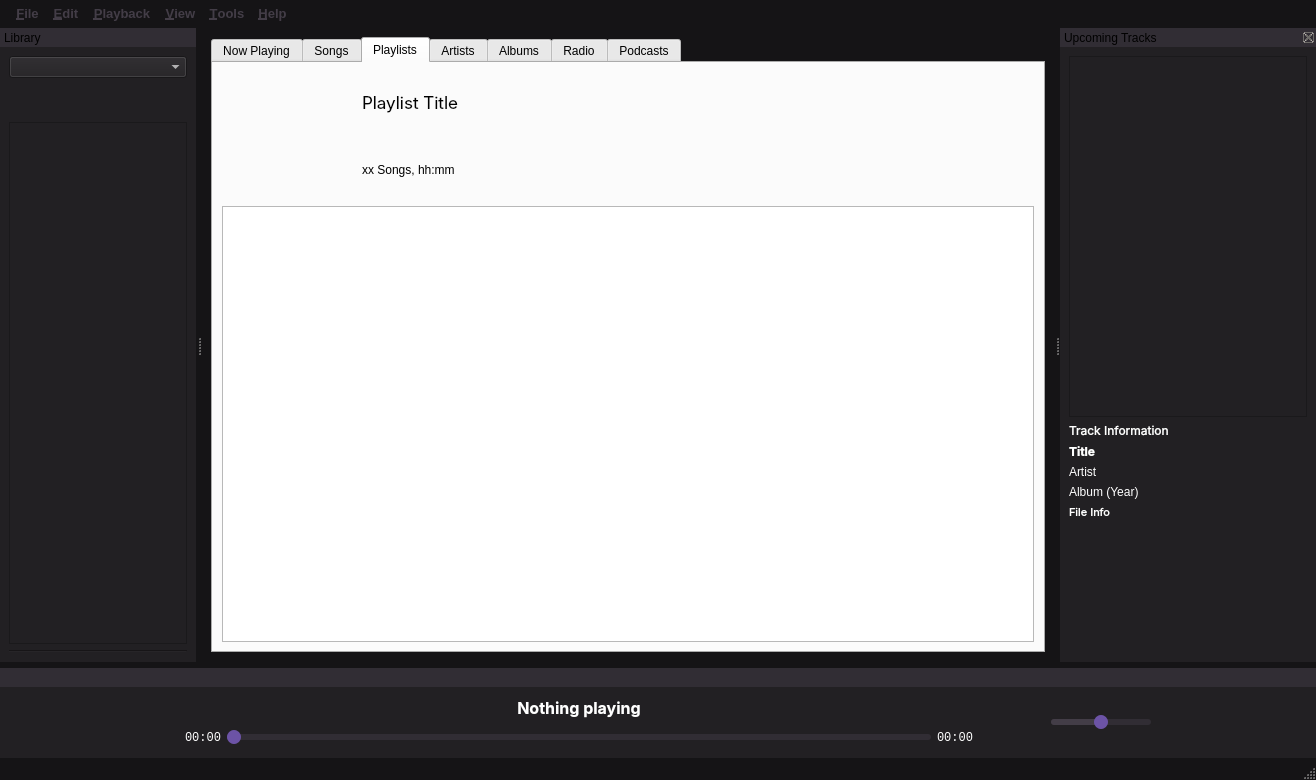
Before: the Qt Designer form player.ui in music-hive-dev/MusicHive, drawn with Qt 5.
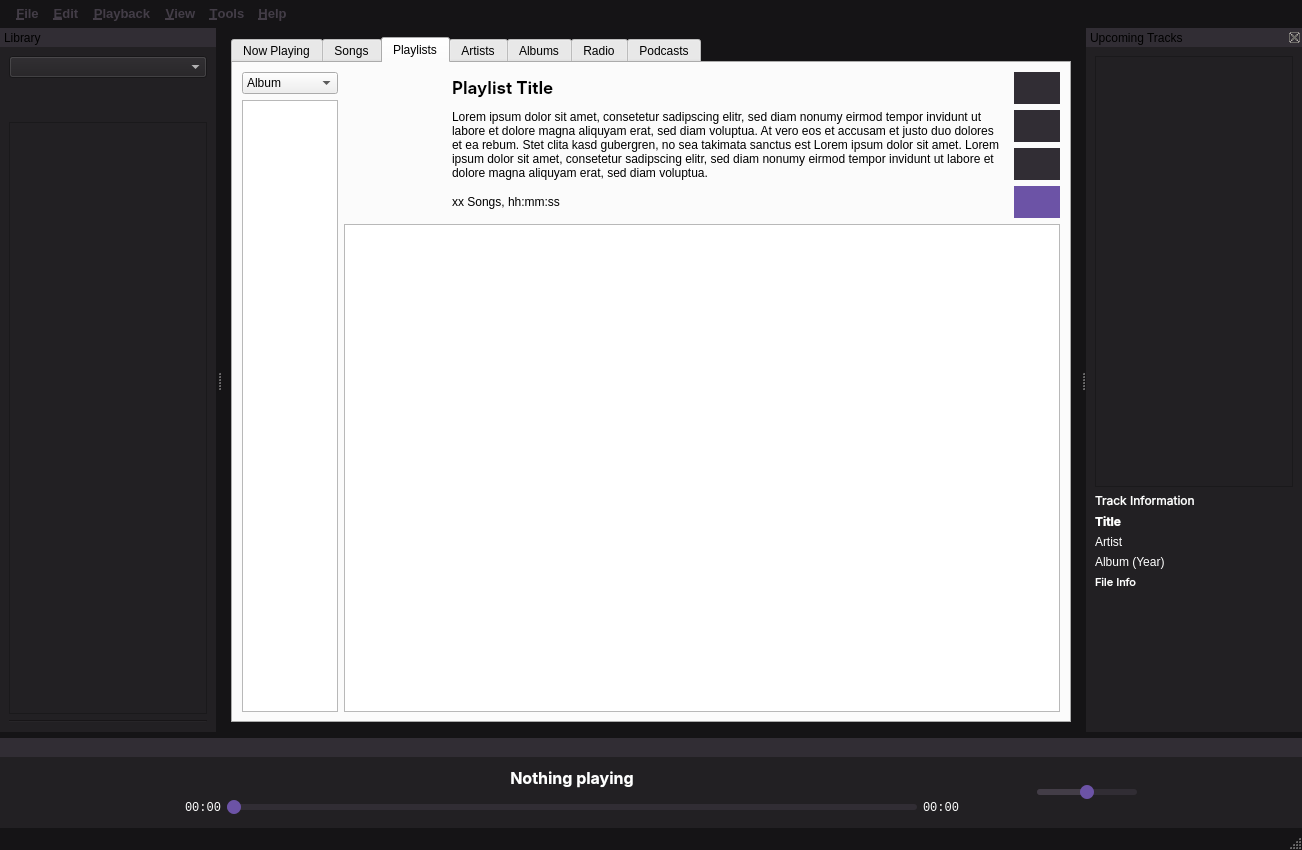
After: the same form once the commit is applied. The open tabs and pages were chosen to show the change. Icons and pictures are not drawn.

Diff of the .ui file:
```diff
--- a/player.ui
+++ b/player.ui
@@ -6,8 +6,8 @@
    <rect>
     <x>0</x>
     <y>0</y>
-    <width>1316</width>
-    <height>780</height>
+    <width>1302</width>
+    <height>850</height>
    </rect>
   </property>
   <property name="minimumSize">
@@ -767,22 +767,95 @@
        </attribute>
        <layout class="QVBoxLayout" name="verticalLayout_12">
         <item>
-         <layout class="QHBoxLayout" name="horizontalLayout_9">
+         <layout class="QHBoxLayout" name="horizontalLayout_10">
+          <property name="leftMargin">
+           <number>0</number>
+          </property>
           <property name="topMargin">
+           <number>0</number>
+          </property>
+          <item>
+           <layout class="QVBoxLayout" name="verticalLayout_14">
+            <property name="rightMargin">
+             <number>0</number>
+            </property>
+            <item>
+             <widget class="QComboBox" name="thisComboBox">
+              <item>
+               <property name="text">
+                <string>Album</string>
+               </property>
+              </item>
+              <item>
+               <property name="text">
+                <string>Album Artist</string>
+               </property>
+              </item>
+              <item>
+               <property name="text">
+                <string>Artist</string>
+               </property>
+              </item>
+              <item>
+               <property name="text">
+                <string>Decade</string>
+               </property>
+              </item>
+              <item>
+               <property name="text">
+                <string>Genre</string>
+               </property>
+              </item>
+              <item>
+               <property name="text">
+                <string>Year</string>
+               </property>
+              </item>
+             </widget>
+            </item>
+            <item>
+             <widget class="QListView" name="thisList">
+              <property name="maximumSize">
+               <size>
+                <width>256</width>
+                <height>16777215</height>
+               </size>
+              </property>
+             </widget>
+            </item>
+           </layout>
+          </item>
+          <item>
+           <layout class="QVBoxLayout" name="verticalLayout_13">
+            <property name="topMargin">
+             <number>0</number>
+            </property>
+            <property name="bottomMargin">
+             <number>0</number>
+            </property>
+            <item>
+             <layout class="QHBoxLayout" name="horizontalLayout_9" stretch="0,0,1,0,0">
+              <property name="sizeConstraint">
+               <enum>QLayout::SizeConstraint::SetFixedSize</enum>
+              </property>
+              <property name="topMargin">
+               <number>0</number>
+              </property>
+              <property name="rightMargin">
            <number>0</number>
           </property>
           <item>
            <widget class="QLabel" name="playlistsTabIcon">
             <property name="minimumSize">
              <size>
-              <width>128</width>
-              <height>128</height>
+                  <width>96</width>
+                  <height>96</height>
              </size>
             </property>
             <property name="maximumSize">
              <size>
-              <width>128</width>
-              <height>128</height>
+                  <width>96</width>
+                  <height>96</height>
              </size>
             </property>
             <property name="cursor">
@@ -826,6 +899,7 @@
                <font>
                 <family>Inter</family>
                 <pointsize>13</pointsize>
+                    <bold>true</bold>
                </font>
               </property>
               <property name="text">
@@ -836,22 +910,156 @@
               </property>
              </widget>
             </item>
+                <item>
+                 <widget class="QLabel" name="playlistsTabDescription">
+                  <property name="sizePolicy">
+                   <sizepolicy hsizetype="Fixed" vsizetype="Maximum">
+                    <horstretch>0</horstretch>
+                    <verstretch>0</verstretch>
+                   </sizepolicy>
+                  </property>
+                  <property name="maximumSize">
+                   <size>
+                    <width>16777215</width>
+                    <height>96</height>
+                   </size>
+                  </property>
+                  <property name="text">
+                   <string>Lorem ipsum dolor sit amet, consetetur sadipscing elitr, sed diam nonumy eirmod tempor invidunt ut labore et dolore magna aliquyam erat, sed diam voluptua. At vero eos et accusam et justo duo dolores et ea rebum. Stet clita kasd gubergren, no sea takimata sanctus est Lorem ipsum dolor sit amet. Lorem ipsum dolor sit amet, consetetur sadipscing elitr, sed diam nonumy eirmod tempor invidunt ut labore et dolore magna aliquyam erat, sed diam voluptua. </string>
+                  </property>
+                  <property name="wordWrap">
+                   <bool>true</bool>
+                  </property>
+                 </widget>
+                </item>
             <item>
              <widget class="QLabel" name="playlistsTabStats">
               <property name="cursor">
                <cursorShape>ArrowCursor</cursorShape>
               </property>
               <property name="text">
-               <string>xx Songs, hh:mm</string>
+                   <string>xx Songs, hh:mm:ss</string>
               </property>
              </widget>
             </item>
            </layout>
           </item>
-         </layout>
-        </item>
+              <item>
+               <spacer name="horizontalSpacer_7">
+                <property name="orientation">
+                 <enum>Qt::Orientation::Horizontal</enum>
+                </property>
+                <property name="sizeHint" stdset="0">
+                 <size>
+                  <width>6</width>
+                  <height>20</height>
+                 </size>
+                </property>
+               </spacer>
+              </item>
+              <item>
+               <layout class="QVBoxLayout" name="verticalLayout_9">
+                <property name="rightMargin">
+                 <number>0</number>
+                </property>
+                <item>
+                 <widget class="QPushButton" name="playlistEditButton">
+                  <property name="sizePolicy">
+                   <sizepolicy hsizetype="Fixed" vsizetype="Fixed">
+                    <horstretch>0</horstretch>
+                    <verstretch>0</verstretch>
+                   </sizepolicy>
+                  </property>
+                  <property name="text">
+                   <string/>
+                  </property>
+                  <property name="icon">
+                   <iconset>
+                    <normalon>assets/pencil.svg</normalon>
+                   </iconset>
+                  </property>
+                 </widget>
+                </item>
+                <item>
+                 <widget class="QPushButton" name="playlistLockButton">
+                  <property name="sizePolicy">
+                   <sizepolicy hsizetype="Fixed" vsizetype="Fixed">
+                    <horstretch>0</horstretch>
+                    <verstretch>0</verstretch>
+                   </sizepolicy>
+                  </property>
+                  <property name="text">
+                   <string/>
+                  </property>
+                  <property name="icon">
+                   <iconset>
+                    <normaloff>assets/lock.svg</normaloff>assets/lock.svg</iconset>
+                  </property>
+                  <property name="checkable">
+                   <bool>true</bool>
+                  </property>
+                 </widget>
+                </item>
+                <item>
+                 <widget class="QPushButton" name="playlistColumnsButton">
+                  <property name="sizePolicy">
+                   <sizepolicy hsizetype="Fixed" vsizetype="Fixed">
+                    <horstretch>0</horstretch>
+                    <verstretch>0</verstretch>
+                   </sizepolicy>
+                  </property>
+                  <property name="toolTip">
+                   <string>Choose the table's columns</string>
+                  </property>
+                  <property name="text">
+                   <string/>
+                  </property>
+                  <property name="icon">
+                   <iconset>
+                    <normaloff>assets/columns-3-cog.svg</normaloff>assets/columns-3-cog.svg</iconset>
+                  </property>
+                 </widget>
+                </item>
+                <item>
+                 <widget class="QPushButton" name="playlistFilterButton">
+                  <property name="sizePolicy">
+                   <sizepolicy hsizetype="Fixed" vsizetype="Fixed">
+                    <horstretch>0</horstretch>
+                    <verstretch>0</verstretch>
+                   </sizepolicy>
+                  </property>
+                  <property name="toolTip">
+                   <string>Show or hide the filter bar</string>
+                  </property>
+                  <property name="text">
+                   <string/>
+                  </property>
+                  <property name="icon">
+                   <iconset>
+                    <normaloff>assets/funnel.svg</normaloff>assets/funnel.svg</iconset>
+                  </property>
+                  <property name="checkable">
+                   <bool>true</bool>
+                  </property>
+                  <property name="checked">
+                   <bool>true</bool>
+                  </property>
+                 </widget>
+                </item>
+               </layout>
+              </item>
+             </layout>
+            </item>
         <item>
-         <widget class="QTableView" name="playlistSongList"/>
+             <widget class="QTableView" name="playlistSongList">
+              <attribute name="horizontalHeaderMinimumSectionSize">
+               <number>20</number>
+              </attribute>
+             </widget>
+            </item>
+           </layout>
+          </item>
+         </layout>
         </item>
        </layout>
       </widget>
@@ -1103,7 +1311,7 @@
     <rect>
      <x>0</x>
      <y>0</y>
-     <width>1316</width>
+     <width>1302</width>
      <height>29</height>
     </rect>
    </property>
@@ -1229,6 +1437,12 @@
          <property name="text">
           <string>Title</string>
          </property>
+         <property name="textFormat">
+          <enum>Qt::TextFormat::RichText</enum>
+         </property>
+         <property name="textInteractionFlags">
+          <set>Qt::TextInteractionFlag::LinksAccessibleByMouse</set>
+         </property>
         </widget>
        </item>
        <item>
@@ -1236,6 +1450,12 @@
          <property name="text">
           <string>Artist</string>
          </property>
+         <property name="textFormat">
+          <enum>Qt::TextFormat::RichText</enum>
+         </property>
+         <property name="textInteractionFlags">
+          <set>Qt::TextInteractionFlag::LinksAccessibleByMouse</set>
+         </property>
         </widget>
        </item>
        <item>
@@ -1243,6 +1463,12 @@
          <property name="text">
           <string>Album (Year)</string>
          </property>
+         <property name="textFormat">
+          <enum>Qt::TextFormat::RichText</enum>
+         </property>
+         <property name="textInteractionFlags">
+          <set>Qt::TextInteractionFlag::LinksAccessibleByMouse</set>
+         </property>
         </widget>
        </item>
        <item>
@@ -1323,7 +1549,7 @@
   <widget class="QDockWidget" name="libraryDock">
    <property name="maximumSize">
     <size>
-     <width>196</width>
+     <width>256</width>
      <height>524285</height>
     </size>
    </property>
@@ -1422,7 +1648,32 @@
         </layout>
        </item>
        <item>
-        <widget class="QListView" name="playlistsList"/>
+        <widget class="QTreeView" name="sideList">
+         <property name="styleSheet">
+          <string notr="true">QTreeView::branch { border-image: none; image: none; }</string>
+         </property>
+         <property name="autoScroll">
+          <bool>false</bool>
+         </property>
+         <property name="autoExpandDelay">
+          <number>500</number>
+         </property>
+         <property name="indentation">
+          <number>16</number>
+         </property>
+         <property name="rootIsDecorated">
+          <bool>false</bool>
+         </property>
+         <property name="uniformRowHeights">
+          <bool>true</bool>
+         </property>
+         <property name="expandsOnDoubleClick">
+          <bool>false</bool>
+         </property>
+         <attribute name="headerVisible">
+          <bool>false</bool>
+         </attribute>
+        </widget>
        </item>
        <item>
         <widget class="Line" name="line_7">
```
Left out of the diff: 422 changed lines with no effect on the pictures. Lines whose indentation alone changed are shown as unchanged.
